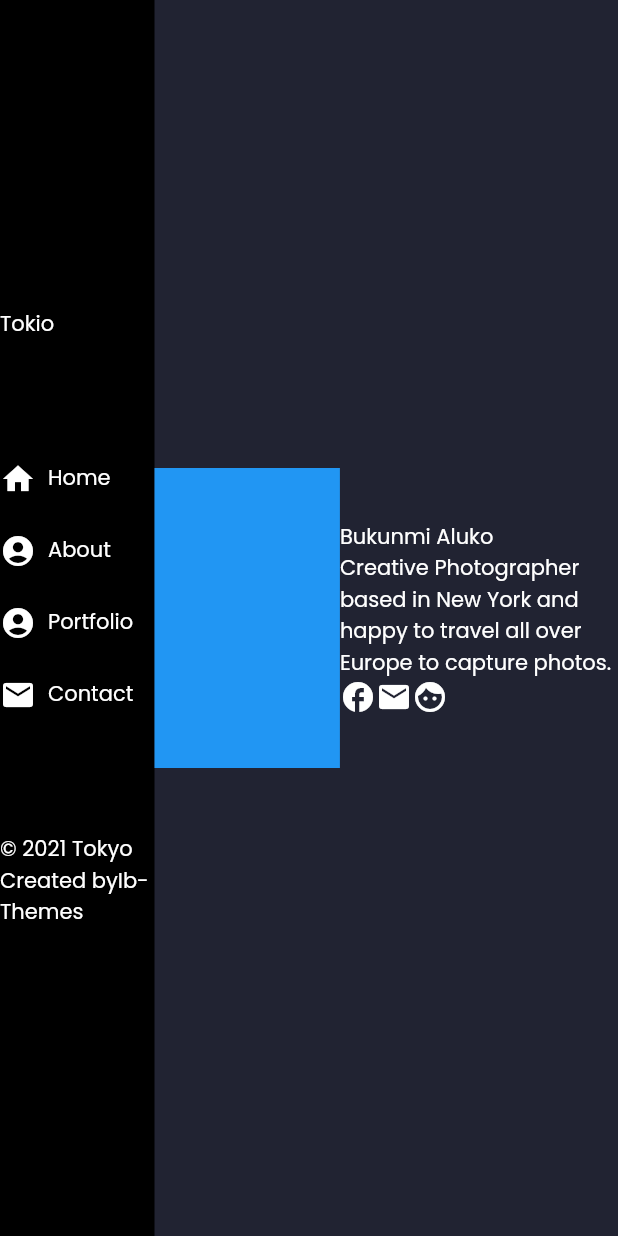
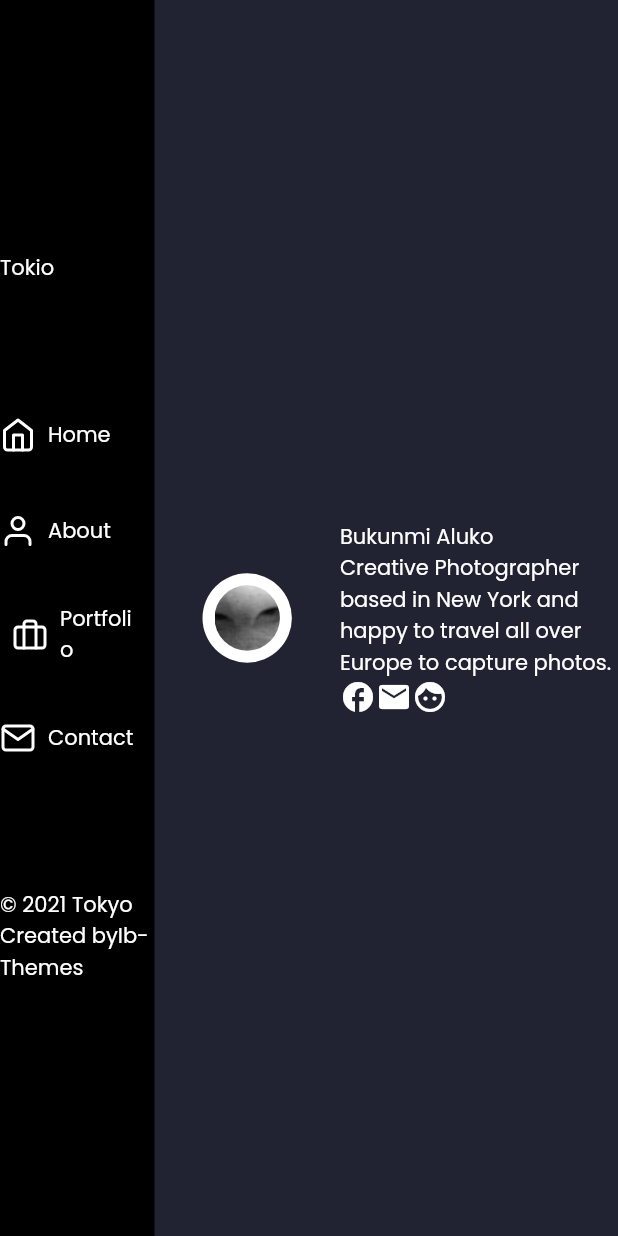
Before and after one commit to bukunmialuko/flutter_web_002, a Flutter app: the screen it shows after launch, after a tap on "Home", on a phone screen of 412 x 824 dp. Run offline on Flutter 3.47's test engine with Material 2 defaults, Android fonts, the phone set to English and light mode, and no system bars; our stand-ins replace bloc, flutter_bloc, flutter_feather_icons, flutter_svg, flutter_vector_icons, google_fonts.

Commit message:
Some changes

```diff
--- a/lib/screeens/main/components/side_menu.dart
+++ b/lib/screeens/main/components/side_menu.dart
@@ -1,6 +1,8 @@
 import 'package:flutter/material.dart';
 import 'package:flutter_bloc/flutter_bloc.dart';
+import 'package:flutter_feather_icons/flutter_feather_icons.dart';
 import 'package:flutter_svg/svg.dart';
+import 'package:flutter_vector_icons/flutter_vector_icons.dart';
 import 'package:flutter_web_002/screeens/pages/cubit/pages_cubit.dart';
 
 import '../../../constants.dart';
@@ -25,9 +27,11 @@ class SideMenu extends StatelessWidget {
               SizedBox(
                 height: MediaQuery.of(context).size.height / 12,
               ),
-              TextButton.icon(
+              Padding(
+                padding: const EdgeInsets.symmetric(vertical: 8),
+                child: TextButton.icon(
                   icon: Icon(
-                  Icons.home,
+                    FeatherIcons.home,
                     color: Colors.white,
                   ),
                   style: TextButton.styleFrom(
@@ -48,9 +52,12 @@ class SideMenu extends StatelessWidget {
                     context.read<PagesCubit>().selectPage(0);
                   },
                 ),
-              TextButton.icon(
+              ),
+              Padding(
+                padding: const EdgeInsets.symmetric(vertical: 8),
+                child: TextButton.icon(
                   icon: Icon(
-                  Icons.account_circle_rounded,
+                    FeatherIcons.user,
                     color: Colors.white,
                   ),
                   style: TextButton.styleFrom(
@@ -71,15 +78,18 @@ class SideMenu extends StatelessWidget {
                     context.read<PagesCubit>().selectPage(1);
                   },
                 ),
-              TextButton.icon(
+              ),
+              Padding(
+                padding: const EdgeInsets.symmetric(vertical: 8),
+                child: TextButton.icon(
                   icon: Icon(
-                  Icons.account_circle_rounded,
+                    FeatherIcons.briefcase,
                     color: Colors.white,
                   ),
                   style: TextButton.styleFrom(
                       // backgroundColor: Colors.white,
                       minimumSize: Size(50, 30),
-                    padding: EdgeInsets.fromLTRB(0, 8, 0, 8),
+                      // padding: EdgeInsets.fromLTRB(0, 16, 0, 16),
                       alignment: Alignment.center),
                   label: Text(
                     'Portfolio',
@@ -94,9 +104,12 @@ class SideMenu extends StatelessWidget {
                     context.read<PagesCubit>().selectPage(2);
                   },
                 ),
-              TextButton.icon(
+              ),
+              Padding(
+                padding: const EdgeInsets.symmetric(vertical: 8),
+                child: TextButton.icon(
                   icon: Icon(
-                  Icons.email,
+                    FeatherIcons.mail,
                     color: Colors.white,
                   ),
                   style: TextButton.styleFrom(
@@ -117,6 +130,7 @@ class SideMenu extends StatelessWidget {
                     context.read<PagesCubit>().selectPage(3);
                   },
                 ),
+              ),
               SizedBox(
                 height: MediaQuery.of(context).size.height / 12,
               ),
--- a/lib/screeens/pages/home/home_page.dart
+++ b/lib/screeens/pages/home/home_page.dart
@@ -15,9 +15,17 @@ class HomePage extends StatelessWidget {
           children: [
             Expanded(
               flex: 2,
-              child: Container(
-                height: 200,
-                color: Colors.blue,
+              child: Padding(
+                padding: const EdgeInsets.all(32),
+                child: Container(
+                  padding: EdgeInsets.all(8),
+                  decoration: BoxDecoration(color: Colors.white, shape: BoxShape.circle),
+                  child: CircleAvatar(
+                    backgroundColor: Colors.white,
+                    minRadius: MediaQuery.of(context).size.width / 10,
+                    backgroundImage: AssetImage('assets/images/about_guy.jpeg'),
+                  ),
+                ),
               ),
             ),
             Expanded(
--- a/pubspec.yaml
+++ b/pubspec.yaml
@@ -35,6 +35,9 @@ dependencies:
   provider: ^6.0.1
 
   flutter_bloc: ^7.0.1
+  flutter_vector_icons: ^1.0.0
+  flutter_feather_icons: ^2.0.0
+
 
 dev_dependencies:
   flutter_test:
```
Also changed, not shown: pubspec.lock. Lines whose indentation alone changed are shown as unchanged.
